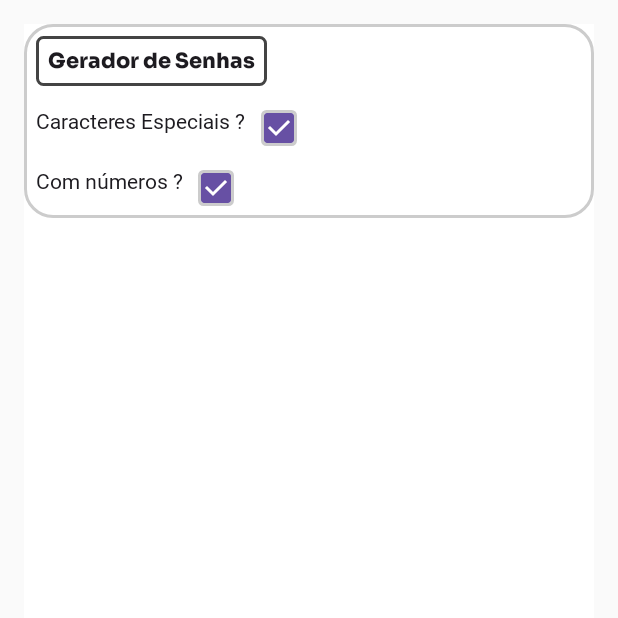
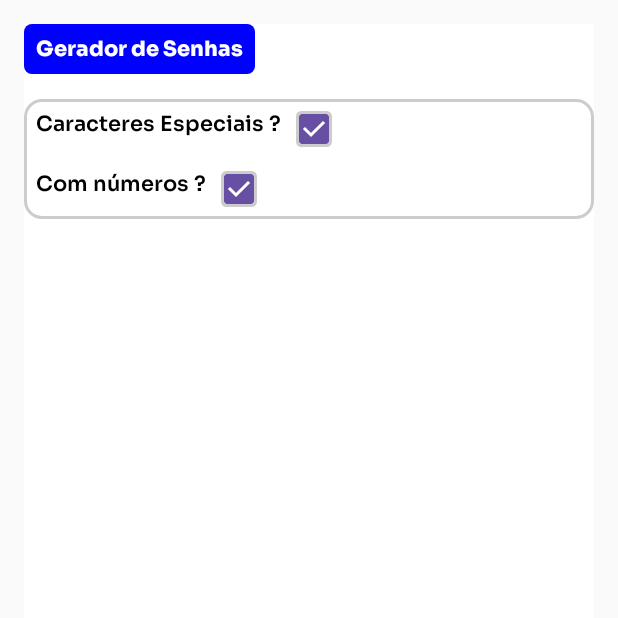
Before and after one commit to Nathan-Nicolau/GeradorSenhas, an Android app built with Jetpack Compose: the screen it shows after launch (MainActivity), on a phone screen of 412 x 824 dp, the top half of it. Run offline under Robolectric (Android 15) with nearby library versions, the light colour scheme and no system bars; Roboto replaces fonts that are not available here.

Commit message:
Estilização

```diff
--- a/app/src/main/java/com/example/geradorsenhas/MainActivity.kt
+++ b/app/src/main/java/com/example/geradorsenhas/MainActivity.kt
@@ -32,6 +32,7 @@ import androidx.compose.ui.text.font.FontWeight
 import androidx.compose.ui.tooling.preview.Preview
 import androidx.compose.ui.unit.dp
 import com.example.geradorsenhas.ui.theme.GeradorSenhasTheme
+import com.example.geradorsenhas.ui.theme.corAzulPrincipal
 import com.example.geradorsenhas.ui.theme.fontSora
 
 class MainActivity : ComponentActivity() {
@@ -56,22 +57,24 @@ fun App(){
         Box(modifier = Modifier
             .fillMaxWidth()
         ){
+            Text(text = "Gerador de Senhas", fontFamily = fontSora, fontWeight = FontWeight.ExtraBold,
+                color = Color.White,
+                modifier = Modifier.background(Color.Blue, RoundedCornerShape(16))
+                    .padding(8.dp)
+            )
             Box(
                 modifier = Modifier
                     .fillMaxWidth()
-                    .wrapContentHeight()){
+                    .wrapContentHeight()
+                    .padding(top = 50.dp)){
                     Column(modifier = Modifier.fillMaxWidth()
                         .border(1.5.dp, Color.LightGray, RoundedCornerShape(15))
                         .padding(8.dp)) {
-                        Text(text = "Gerador de Senhas", fontFamily = fontSora, fontWeight = FontWeight.ExtraBold,
-                            modifier = Modifier
-                                .border(1.5.dp, Color.DarkGray, RoundedCornerShape(15))
-                                .padding(8.dp)
-                        )
-                        Row (modifier = Modifier.fillMaxWidth().padding(top = 16.dp)){
+                        Row (modifier = Modifier.fillMaxWidth()){
                             Text(text = "Caracteres Especiais ?",
                                 modifier = Modifier.padding(end = 10.dp),
-                                fontFamily = fontSora, fontWeight = FontWeight.Normal)
+                                fontFamily = fontSora, fontWeight = FontWeight.SemiBold,
+                                color = Color.Black)
                             Checkbox(checked = true, onCheckedChange = validarEscolhaQtdCaracters(), modifier = Modifier
                                 .background(Color.White, RoundedCornerShape(15))
                                 .border(1.5.dp, Color.LightGray, RoundedCornerShape(15))
@@ -80,7 +83,8 @@ fun App(){
                          Row(modifier = Modifier.fillMaxWidth().padding(top = 16.dp)){
                              Text(text = "Com números ?",
                                  modifier = Modifier.padding(end = 10.dp),
-                                 fontFamily = fontSora, fontWeight = FontWeight.Normal)
+                                 fontFamily = fontSora, fontWeight = FontWeight.SemiBold,
+                                 color = Color.Black)
                              Checkbox(checked = true, onCheckedChange = validarEscolhaQtdCaracters(), modifier = Modifier
                                  .background(Color.White, RoundedCornerShape(15))
                                  .border(1.5.dp, Color.LightGray, RoundedCornerShape(15))
--- a/app/src/main/java/com/example/geradorsenhas/ui/theme/Type.kt
+++ b/app/src/main/java/com/example/geradorsenhas/ui/theme/Type.kt
@@ -1,6 +1,7 @@
 package com.example.geradorsenhas.ui.theme
 
 import androidx.compose.material3.Typography
+import androidx.compose.ui.graphics.Color
 import androidx.compose.ui.text.TextStyle
 import androidx.compose.ui.text.font.Font
 import androidx.compose.ui.text.font.FontFamily
@@ -40,3 +41,7 @@ val fontSora = FontFamily(
     Font(R.font.sora_semibold, FontWeight.SemiBold),
     Font(R.font.sora_extrabold, FontWeight.ExtraBold)
 )
+
+val corAzulPrincipal = Color(
+    R.color.azul_principal
+)
```
